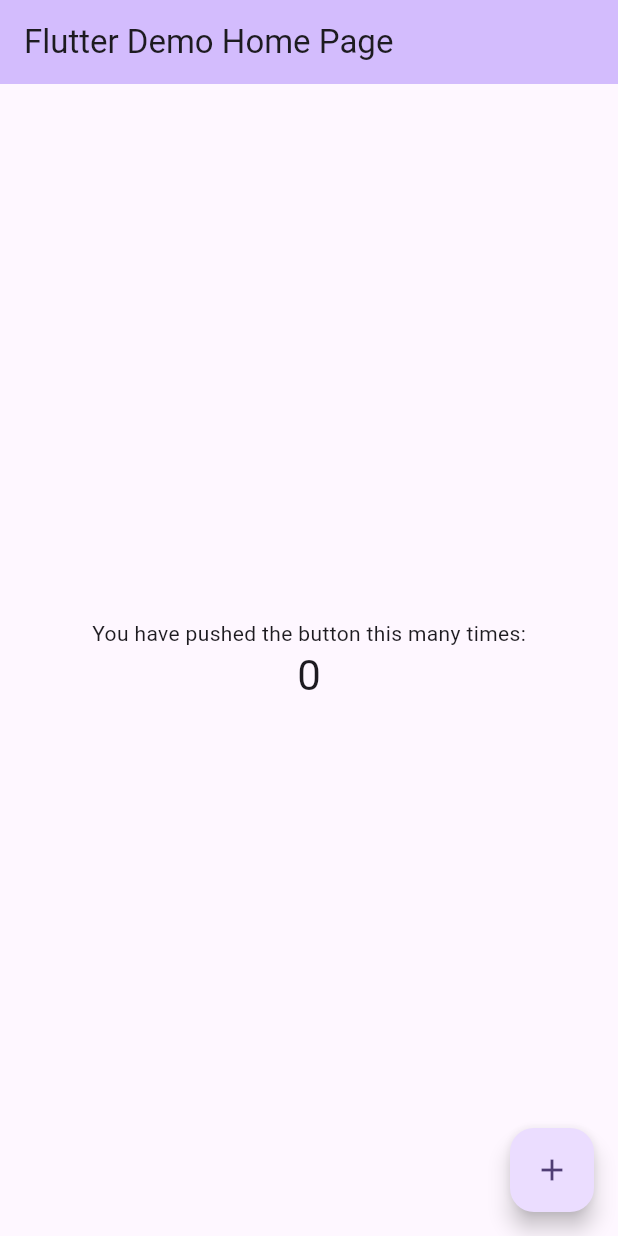
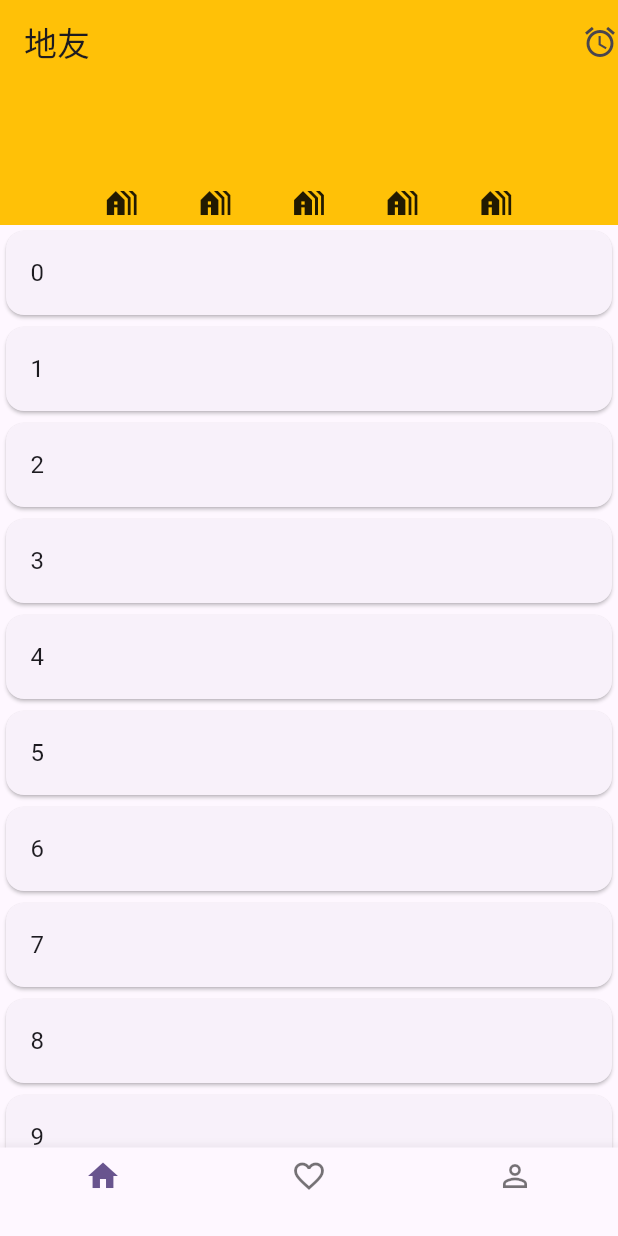
Before and after one commit to SHINDONGDONG/zimoto_friends, a Flutter app: the screen it shows after launch, on a phone screen of 412 x 824 dp. Run offline on Flutter 3.47's test engine with Material 3 defaults, Android fonts, the light colour scheme and no system bars; our stand-ins replace flutter_riverpod, go_router, riverpod_annotation; generated files the repository leaves out were written again.

Commit message:
add : Sliver appbar

```diff
--- /dev/null
+++ b/lib/common/provider/bottom_navi_provider.dart
@@ -0,0 +1,13 @@
+import 'package:riverpod_annotation/riverpod_annotation.dart';
+
+part 'bottom_navi_provider.g.dart';
+
+@riverpod
+class BottomNavigation extends _$BottomNavigation {
+  @override
+  int build() => 0;
+
+  void setState(int index) {
+    state = index;
+  }
+}
--- /dev/null
+++ b/lib/common/widgets/bottom_navi_widget.dart
@@ -0,0 +1,42 @@
+import 'package:flutter/material.dart';
+import 'package:flutter_riverpod/flutter_riverpod.dart';
+import 'package:zimoto_friends/common/provider/bottom_navi_provider.dart';
+
+class BottomNavigationWidget extends ConsumerWidget {
+  const BottomNavigationWidget({
+    super.key,
+  });
+
+  @override
+  Widget build(BuildContext context, WidgetRef ref) {
+    return BottomNavigationBar(
+      currentIndex: ref.watch(bottomNavigationProvider),
+      onTap: (index) =>
+          ref.read(bottomNavigationProvider.notifier).setState(index),
+      items: const [
+        BottomNavigationBarItem(
+            activeIcon: Icon(Icons.home),
+            icon: Icon(
+              Icons.home_outlined,
+            ),
+            label: ""),
+        BottomNavigationBarItem(
+            activeIcon: Icon(
+              Icons.favorite,
+            ),
+            icon: Icon(
+              Icons.favorite_outline,
+            ),
+            label: ""),
+        BottomNavigationBarItem(
+            activeIcon: Icon(
+              Icons.person,
+            ),
+            icon: Icon(
+              Icons.person_outline,
+            ),
+            label: ""),
+      ],
+    );
+  }
+}
--- a/lib/main.dart
+++ b/lib/main.dart
@@ -1,125 +1,28 @@
 import 'package:flutter/material.dart';
+import 'package:flutter_riverpod/flutter_riverpod.dart';
+import 'package:zimoto_friends/routers/go_router_provider.dart';
 
 void main() {
-  runApp(const MyApp());
+  runApp(const ProviderScope(child: MyApp()));
 }
 
-class MyApp extends StatelessWidget {
+class MyApp extends ConsumerWidget {
   const MyApp({super.key});
 
   // This widget is the root of your application.
   @override
-  Widget build(BuildContext context) {
-    return MaterialApp(
+  Widget build(BuildContext context, WidgetRef ref) {
+    final router = ref.watch(goRouterProvider);
+    return MaterialApp.router(
+      debugShowCheckedModeBanner: false,
+      routeInformationProvider: router.routeInformationProvider,
+      routeInformationParser: router.routeInformationParser,
+      routerDelegate: router.routerDelegate,
       title: 'Flutter Demo',
       theme: ThemeData(
-        // This is the theme of your application.
-        //
-        // TRY THIS: Try running your application with "flutter run". You'll see
-        // the application has a purple toolbar. Then, without quitting the app,
-        // try changing the seedColor in the colorScheme below to Colors.green
-        // and then invoke "hot reload" (save your changes or press the "hot
-        // reload" button in a Flutter-supported IDE, or press "r" if you used
-        // the command line to start the app).
-        //
-        // Notice that the counter didn't reset back to zero; the application
-        // state is not lost during the reload. To reset the state, use hot
-        // restart instead.
-        //
-        // This works for code too, not just values: Most code changes can be
-        // tested with just a hot reload.
         colorScheme: ColorScheme.fromSeed(seedColor: Colors.deepPurple),
         useMaterial3: true,
       ),
-      home: const MyHomePage(title: 'Flutter Demo Home Page'),
     );
   }
 }
-
-class MyHomePage extends StatefulWidget {
-  const MyHomePage({super.key, required this.title});
-
-  // This widget is the home page of your application. It is stateful, meaning
-  // that it has a State object (defined below) that contains fields that affect
-  // how it looks.
-
-  // This class is the configuration for the state. It holds the values (in this
-  // case the title) provided by the parent (in this case the App widget) and
-  // used by the build method of the State. Fields in a Widget subclass are
-  // always marked "final".
-
-  final String title;
-
-  @override
-  State<MyHomePage> createState() => _MyHomePageState();
-}
-
-class _MyHomePageState extends State<MyHomePage> {
-  int _counter = 0;
-
-  void _incrementCounter() {
-    setState(() {
-      // This call to setState tells the Flutter framework that something has
-      // changed in this State, which causes it to rerun the build method below
-      // so that the display can reflect the updated values. If we changed
-      // _counter without calling setState(), then the build method would not be
-      // called again, and so nothing would appear to happen.
-      _counter++;
-    });
-  }
-
-  @override
-  Widget build(BuildContext context) {
-    // This method is rerun every time setState is called, for instance as done
-    // by the _incrementCounter method above.
-    //
-    // The Flutter framework has been optimized to make rerunning build methods
-    // fast, so that you can just rebuild anything that needs updating rather
-    // than having to individually change instances of widgets.
-    return Scaffold(
-      appBar: AppBar(
-        // TRY THIS: Try changing the color here to a specific color (to
-        // Colors.amber, perhaps?) and trigger a hot reload to see the AppBar
-        // change color while the other colors stay the same.
-        backgroundColor: Theme.of(context).colorScheme.inversePrimary,
-        // Here we take the value from the MyHomePage object that was created by
-        // the App.build method, and use it to set our appbar title.
-        title: Text(widget.title),
-      ),
-      body: Center(
-        // Center is a layout widget. It takes a single child and positions it
-        // in the middle of the parent.
-        child: Column(
-          // Column is also a layout widget. It takes a list of children and
-          // arranges them vertically. By default, it sizes itself to fit its
-          // children horizontally, and tries to be as tall as its parent.
-          //
-          // Column has various properties to control how it sizes itself and
-          // how it positions its children. Here we use mainAxisAlignment to
-          // center the children vertically; the main axis here is the vertical
-          // axis because Columns are vertical (the cross axis would be
-          // horizontal).
-          //
-          // TRY THIS: Invoke "debug painting" (choose the "Toggle Debug Paint"
-          // action in the IDE, or press "p" in the console), to see the
-          // wireframe for each widget.
-          mainAxisAlignment: MainAxisAlignment.center,
-          children: <Widget>[
-            const Text(
-              'You have pushed the button this many times:',
-            ),
-            Text(
-              '$_counter',
-              style: Theme.of(context).textTheme.headlineMedium,
-            ),
-          ],
-        ),
-      ),
-      floatingActionButton: FloatingActionButton(
-        onPressed: _incrementCounter,
-        tooltip: 'Increment',
-        child: const Icon(Icons.add),
-      ), // This trailing comma makes auto-formatting nicer for build methods.
-    );
-  }
-}
--- /dev/null
+++ b/lib/routers/go_router_provider.dart
@@ -0,0 +1,40 @@
+import 'package:flutter_riverpod/flutter_riverpod.dart';
+import 'package:go_router/go_router.dart';
+import 'package:zimoto_friends/routers/named.dart';
+import 'package:zimoto_friends/routers/route_error_screen.dart';
+import 'package:zimoto_friends/screens/favorit_screen.dart';
+import 'package:zimoto_friends/screens/profile_screen.dart';
+import 'package:zimoto_friends/screens/root_screen.dart';
+
+final goRouterProvider = Provider<GoRouter>(
+  (ref) {
+    return GoRouter(
+        initialLocation: '/',
+        routes: [
+          GoRoute(
+            path: '/',
+            name: root,
+            builder: (context, state) => RootScreen(
+              key: state.pageKey,
+            ),
+          ),
+          GoRoute(
+            path: '/favorit',
+            name: favorit,
+            builder: (context, state) => FavoritScreen(
+              key: state.pageKey,
+            ),
+          ),
+          GoRoute(
+            path: '/profile',
+            name: profile,
+            builder: (context, state) => ProfileScreen(
+              key: state.pageKey,
+            ),
+          ),
+        ],
+        errorBuilder: (context, state) => RouteErrorScreen(
+              errorMsg: state.error.toString(),
+            ));
+  },
+);
--- /dev/null
+++ b/lib/routers/named.dart
@@ -0,0 +1,5 @@
+const String root = 'root';
+const String home = 'home';
+const String favorit = 'favorit';
+const String profile = 'profile';
+const String login = 'login';
--- /dev/null
+++ b/lib/routers/route_error_screen.dart
@@ -0,0 +1,12 @@
+import 'package:flutter/material.dart';
+
+class RouteErrorScreen extends StatelessWidget {
+  const RouteErrorScreen({super.key, required this.errorMsg});
+  final String errorMsg;
+  @override
+  Widget build(BuildContext context) {
+    return Scaffold(
+      body: Text(errorMsg),
+    );
+  }
+}
--- /dev/null
+++ b/lib/screens/favorit_screen.dart
@@ -0,0 +1,12 @@
+import 'package:flutter/material.dart';
+
+class FavoritScreen extends StatelessWidget {
+  const FavoritScreen({super.key});
+
+  @override
+  Widget build(BuildContext context) {
+    return const Center(
+      child: Text("FavoritScreen"),
+    );
+  }
+}
--- /dev/null
+++ b/lib/screens/home_screen.dart
@@ -0,0 +1,70 @@
+import 'package:flutter/material.dart';
+
+class HomeScreen extends StatelessWidget {
+  const HomeScreen({Key? key}) : super(key: key);
+
+  @override
+  Widget build(BuildContext context) {
+    return Scaffold(
+      body: CustomScrollView(
+        slivers: [
+          SliverAppBar(
+            floating: false,
+            title: const Text("地友"),
+            centerTitle: false,
+            actions: const [
+              Icon(Icons.access_alarm_sharp),
+            ],
+            backgroundColor: Colors.amber,
+            expandedHeight: 100,
+            // toolbarHeight: 50,
+            collapsedHeight: 150,
+            flexibleSpace: Padding(
+              padding: const EdgeInsets.symmetric(
+                horizontal: 50,
+              ),
+              child: FlexibleSpaceBar(
+                background: GridView.builder(
+                  shrinkWrap: true,
+                  padding: const EdgeInsets.only(
+                    top: 120,
+                  ),
+                  physics: const NeverScrollableScrollPhysics(),
+                  itemCount: 7,
+                  itemBuilder: (_, __) {
+                    return const Icon(Icons.holiday_village);
+                  },
+                  gridDelegate: const SliverGridDelegateWithFixedCrossAxisCount(
+                    crossAxisCount: 5,
+                    mainAxisSpacing: 10,
+                    mainAxisExtent: 30,
+                    crossAxisSpacing: 0,
+                  ),
+                ),
+              ),
+            ),
+          ),
+          SliverList.builder(
+            itemCount: 20,
+            itemBuilder: (context, index) {
+              return Card(
+                child: ListTile(
+                  title: Text(
+                    index.toString(),
+                  ),
+                ),
+              );
+            },
+          ),
+          SliverGrid(
+            delegate: SliverChildBuilderDelegate((context, index) => Container(
+                  color: Colors.orange[100 * (index % 9 + 1)],
+                )),
+            gridDelegate: const SliverGridDelegateWithFixedCrossAxisCount(
+                crossAxisCount: 5),
+          ),
+        ],
+      ),
+    );
+  }
+}
--- /dev/null
+++ b/lib/screens/profile_screen.dart
@@ -0,0 +1,12 @@
+import 'package:flutter/material.dart';
+
+class ProfileScreen extends StatelessWidget {
+  const ProfileScreen({super.key});
+
+  @override
+  Widget build(BuildContext context) {
+    return const Center(
+      child: Text("ProfileScreen"),
+    );
+  }
+}
--- /dev/null
+++ b/lib/screens/root_screen.dart
@@ -0,0 +1,26 @@
+import 'package:flutter/material.dart';
+import 'package:flutter_riverpod/flutter_riverpod.dart';
+import 'package:zimoto_friends/common/provider/bottom_navi_provider.dart';
+import 'package:zimoto_friends/common/widgets/bottom_navi_widget.dart';
+import 'package:zimoto_friends/screens/favorit_screen.dart';
+import 'package:zimoto_friends/screens/home_screen.dart';
+import 'package:zimoto_friends/screens/profile_screen.dart';
+
+class RootScreen extends ConsumerWidget {
+  const RootScreen({super.key});
+
+  @override
+  Widget build(BuildContext context, WidgetRef ref) {
+    return Scaffold(
+      bottomNavigationBar: const BottomNavigationWidget(),
+      body: IndexedStack(
+        index: ref.watch(bottomNavigationProvider),
+        children: const [
+          HomeScreen(),
+          FavoritScreen(),
+          ProfileScreen(),
+        ],
+      ),
+    );
+  }
+}
```
Also changed, not shown: pubspec.yaml (+7 -17 lines), lib/common/provider/bottom_navi_provider.g.dart (added), pubspec.lock.
